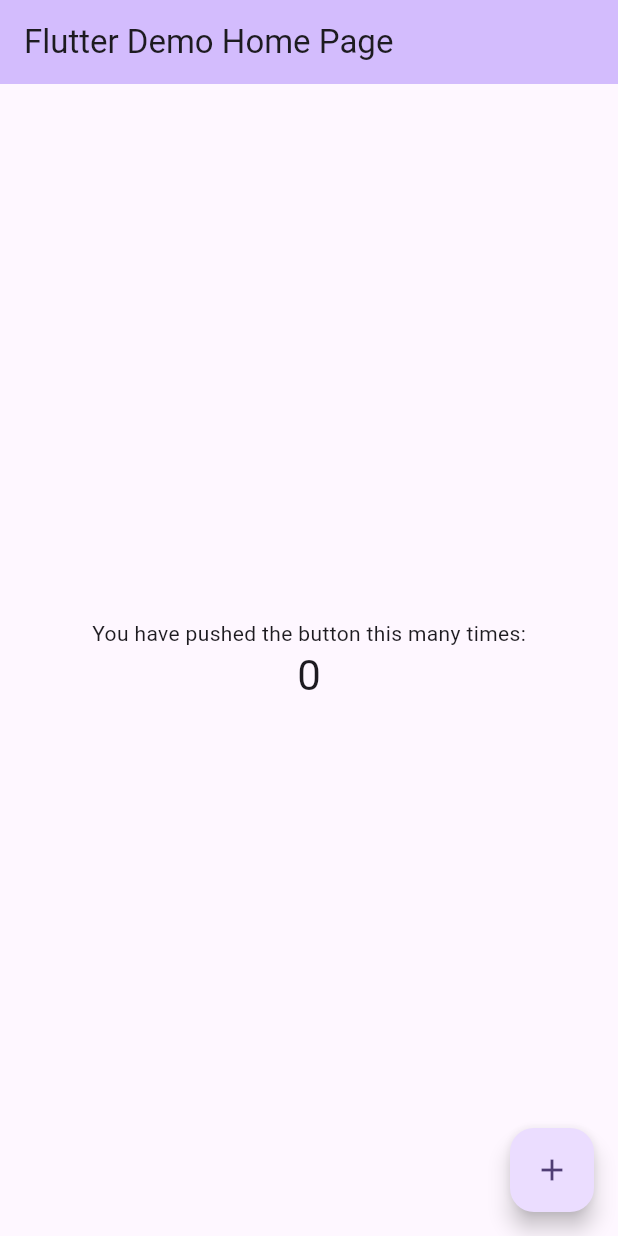
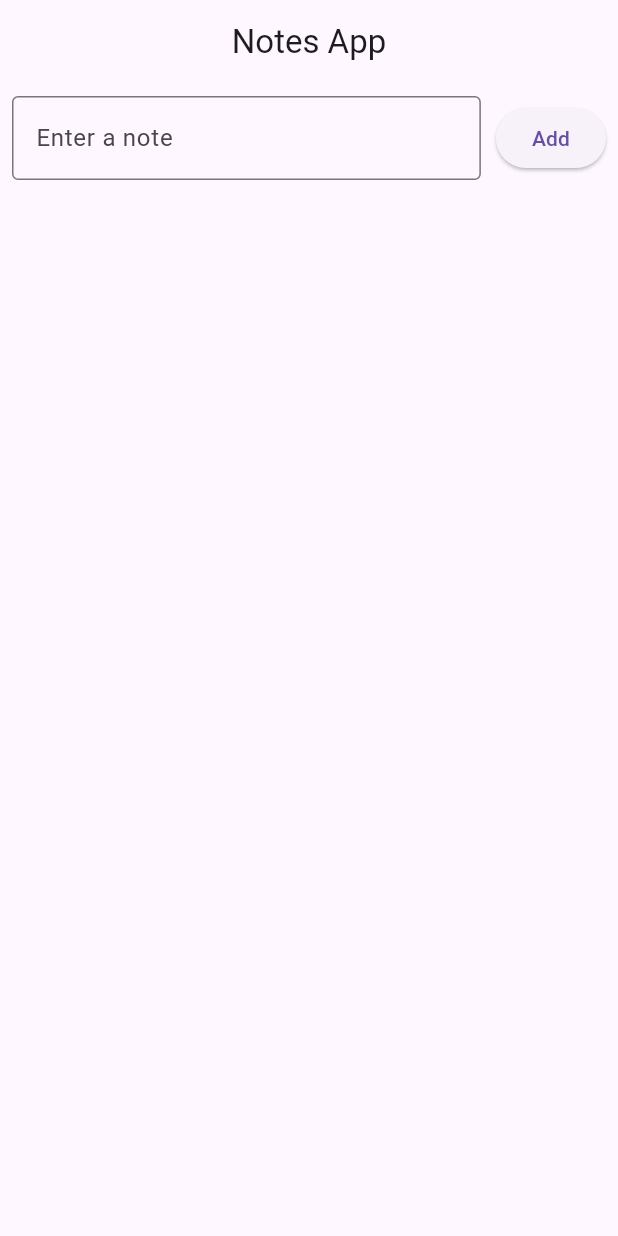
Before and after one commit to abenezerregasa/notes_app, a Flutter app: the screen it shows after launch, on a phone screen of 412 x 824 dp. Run offline on Flutter 3.47's test engine with Material 3 defaults, Android fonts, the phone set to English and light mode, and no system bars.

```diff
--- /dev/null
+++ b/devtools_options.yaml
@@ -0,0 +1,3 @@
+description: This file stores settings for Dart & Flutter DevTools.
+documentation: https://docs.flutter.dev/tools/devtools/extensions#configure-extension-enablement-states
+extensions:
--- a/lib/main.dart
+++ b/lib/main.dart
@@ -1,125 +1,152 @@
 import 'package:flutter/material.dart';
+import 'package:provider/provider.dart';
 
 void main() {
-  runApp(const MyApp());
+  runApp(ChangeNotifierProvider(
+    create: (context) => NotesProvider(),
+    child: NotesApp(),
+  ));
 }
 
-class MyApp extends StatelessWidget {
-  const MyApp({super.key});
+class NotesApp extends StatelessWidget {
+  const NotesApp({super.key});
 
-  // This widget is the root of your application.
   @override
   Widget build(BuildContext context) {
     return MaterialApp(
-      title: 'Flutter Demo',
-      theme: ThemeData(
-        // This is the theme of your application.
-        //
-        // TRY THIS: Try running your application with "flutter run". You'll see
-        // the application has a purple toolbar. Then, without quitting the app,
-        // try changing the seedColor in the colorScheme below to Colors.green
-        // and then invoke "hot reload" (save your changes or press the "hot
-        // reload" button in a Flutter-supported IDE, or press "r" if you used
-        // the command line to start the app).
-        //
-        // Notice that the counter didn't reset back to zero; the application
-        // state is not lost during the reload. To reset the state, use hot
-        // restart instead.
-        //
-        // This works for code too, not just values: Most code changes can be
-        // tested with just a hot reload.
-        colorScheme: ColorScheme.fromSeed(seedColor: Colors.deepPurple),
-        useMaterial3: true,
-      ),
-      home: const MyHomePage(title: 'Flutter Demo Home Page'),
+      debugShowCheckedModeBanner: false,
+      home: NotesHome(),
     );
   }
 }
 
-class MyHomePage extends StatefulWidget {
-  const MyHomePage({super.key, required this.title});
+class NotesProvider extends ChangeNotifier {
+  List<String> _notes = [];
 
-  // This widget is the home page of your application. It is stateful, meaning
-  // that it has a State object (defined below) that contains fields that affect
-  // how it looks.
+  List<String> get notes => _notes;
 
-  // This class is the configuration for the state. It holds the values (in this
-  // case the title) provided by the parent (in this case the App widget) and
-  // used by the build method of the State. Fields in a Widget subclass are
-  // always marked "final".
+  void addNote(String note) {
+    _notes.add(note);
+    notifyListeners();
+  }
 
-  final String title;
+  void deleteNote(int index) {
+    _notes.removeAt(index);
+    notifyListeners();
+  }
 
-  @override
-  State<MyHomePage> createState() => _MyHomePageState();
+  void editNote(int index, String note) {
+    _notes[index];
+    notifyListeners();
+  }
+
+//provider
 }
 
-class _MyHomePageState extends State<MyHomePage> {
-  int _counter = 0;
+class NotesHome extends StatelessWidget {
+  final TextEditingController _controller = TextEditingController();
 
-  void _incrementCounter() {
-    setState(() {
-      // This call to setState tells the Flutter framework that something has
-      // changed in this State, which causes it to rerun the build method below
-      // so that the display can reflect the updated values. If we changed
-      // _counter without calling setState(), then the build method would not be
-      // called again, and so nothing would appear to happen.
-      _counter++;
-    });
-  }
+  NotesHome({super.key});
 
   @override
   Widget build(BuildContext context) {
-    // This method is rerun every time setState is called, for instance as done
-    // by the _incrementCounter method above.
-    //
-    // The Flutter framework has been optimized to make rerunning build methods
-    // fast, so that you can just rebuild anything that needs updating rather
-    // than having to individually change instances of widgets.
+    final notesProvider = Provider.of<NotesProvider>(context);
     return Scaffold(
       appBar: AppBar(
-        // TRY THIS: Try changing the color here to a specific color (to
-        // Colors.amber, perhaps?) and trigger a hot reload to see the AppBar
-        // change color while the other colors stay the same.
-        backgroundColor: Theme.of(context).colorScheme.inversePrimary,
-        // Here we take the value from the MyHomePage object that was created by
-        // the App.build method, and use it to set our appbar title.
-        title: Text(widget.title),
+        title: Text('Notes App'),
+        centerTitle: true,
       ),
-      body: Center(
-        // Center is a layout widget. It takes a single child and positions it
-        // in the middle of the parent.
-        child: Column(
-          // Column is also a layout widget. It takes a list of children and
-          // arranges them vertically. By default, it sizes itself to fit its
-          // children horizontally, and tries to be as tall as its parent.
-          //
-          // Column has various properties to control how it sizes itself and
-          // how it positions its children. Here we use mainAxisAlignment to
-          // center the children vertically; the main axis here is the vertical
-          // axis because Columns are vertical (the cross axis would be
-          // horizontal).
-          //
-          // TRY THIS: Invoke "debug painting" (choose the "Toggle Debug Paint"
-          // action in the IDE, or press "p" in the console), to see the
-          // wireframe for each widget.
-          mainAxisAlignment: MainAxisAlignment.center,
-          children: <Widget>[
-            const Text(
-              'You have pushed the button this many times:',
+      body: Column(
+        children: [
+          Padding(
+            padding: EdgeInsets.all(8),
+            child: Row(
+              children: [
+                Expanded(
+                    child: TextField(
+                  controller: _controller,
+                  decoration: InputDecoration(
+                    hintText: "Enter a note",
+                    border: OutlineInputBorder(),
+                  ),
+                )),
+                SizedBox(
+                  width: 10,
+                ),
+                ElevatedButton(
+                  onPressed: () {
+                    String note = _controller.text.trim();
+
+                    if (note.isNotEmpty) {
+                      notesProvider.addNote(note);
+                      _controller.clear();
+                      //
+                    }
+                  },
+                  child: Text('Add'),
+                )
+              ],
             ),
-            Text(
-              '$_counter',
-              style: Theme.of(context).textTheme.headlineMedium,
-            ),
-          ],
-        ),
+          ),
+          Expanded(
+              child: ListView.builder(
+            itemCount: notesProvider.notes.length,
+            itemBuilder: (context, index) {
+              return ListTile(
+                title: Text(
+                  notesProvider.notes[index],
+                ),
+                trailing: Row(
+                  mainAxisSize: MainAxisSize.min,
+                  children: [
+                    IconButton(
+                      icon: Icon(
+                        Icons.edit,
+                        color: Colors.blue,
+                      ),
+                      onPressed: () {
+                        _controller.text = notesProvider.notes[index];
+                        showDialog(
+                          context: context,
+                          builder: (context) {
+                            return AlertDialog(
+                              title: Text("Edit Note"),
+                              content: TextField(
+                                controller: _controller,
+                              ),
+                              actions: [
+                                TextButton(
+                                  onPressed: () {
+                                    String updateNote = _controller.text.trim();
+                                    if (updateNote.isNotEmpty) {
+                                      notesProvider.editNote(index, updateNote);
+                                    }
+                                    Navigator.pop(context);
+                                  },
+                                  child: Text('Save'),
+                                )
+                              ],
+                            );
+                          },
+                        );
+                      },
+                    ),
+                    IconButton(
+                      icon: Icon(
+                        Icons.delete,
+                        color: Colors.red,
+                      ),
+                      onPressed: () {
+                        notesProvider.deleteNote(index);
+                      },
+                    )
+                  ],
+                ),
+              );
+            },
+          ))
+        ],
       ),
-      floatingActionButton: FloatingActionButton(
-        onPressed: _incrementCounter,
-        tooltip: 'Increment',
-        child: const Icon(Icons.add),
-      ), // This trailing comma makes auto-formatting nicer for build methods.
     );
   }
 }
--- a/pubspec.yaml
+++ b/pubspec.yaml
@@ -34,6 +34,7 @@ dependencies:
   # The following adds the Cupertino Icons font to your application.
   # Use with the CupertinoIcons class for iOS style icons.
   cupertino_icons: ^1.0.8
+  provider: ^6.1.2
 
 dev_dependencies:
   flutter_test:
```
Also changed, not shown: pubspec.lock.
